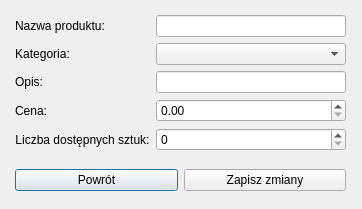
AdriannaUrbanska/MusicStore, file Sklep/edytuj_produkt.ui: the form before one commit.
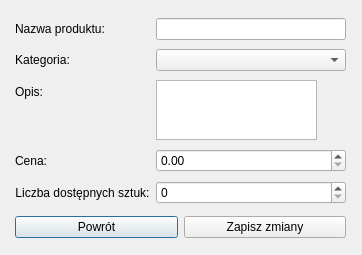
The form after the commit.

Diff of the .ui file:
```diff
--- a/Sklep/edytuj_produkt.ui
+++ b/Sklep/edytuj_produkt.ui
@@ -7,19 +7,19 @@
     <x>0</x>
     <y>0</y>
     <width>362</width>
-    <height>209</height>
+    <height>255</height>
    </rect>
   </property>
   <property name="minimumSize">
    <size>
     <width>362</width>
-    <height>209</height>
+    <height>255</height>
    </size>
   </property>
   <property name="maximumSize">
    <size>
     <width>362</width>
-    <height>209</height>
+    <height>255</height>
    </size>
   </property>
   <property name="windowTitle">
@@ -31,7 +31,7 @@
      <x>15</x>
      <y>15</y>
      <width>331</width>
-     <height>176</height>
+     <height>223</height>
     </rect>
    </property>
    <layout class="QVBoxLayout" name="verticalLayout">
@@ -91,13 +91,6 @@
         </property>
        </widget>
       </item>
-      <item row="2" column="1">
-       <widget class="QLineEdit" name="opis">
-        <property name="maxLength">
-         <number>200</number>
-        </property>
-       </widget>
-      </item>
       <item row="1" column="1">
        <widget class="QComboBox" name="kategoria"/>
       </item>
@@ -111,6 +104,22 @@
         </property>
        </widget>
       </item>
+      <item row="2" column="1">
+       <widget class="QTextEdit" name="opis">
+        <property name="minimumSize">
+         <size>
+          <width>161</width>
+          <height>60</height>
+         </size>
+        </property>
+        <property name="maximumSize">
+         <size>
+          <width>161</width>
+          <height>60</height>
+         </size>
+        </property>
+       </widget>
+      </item>
      </layout>
     </item>
     <item>
```
